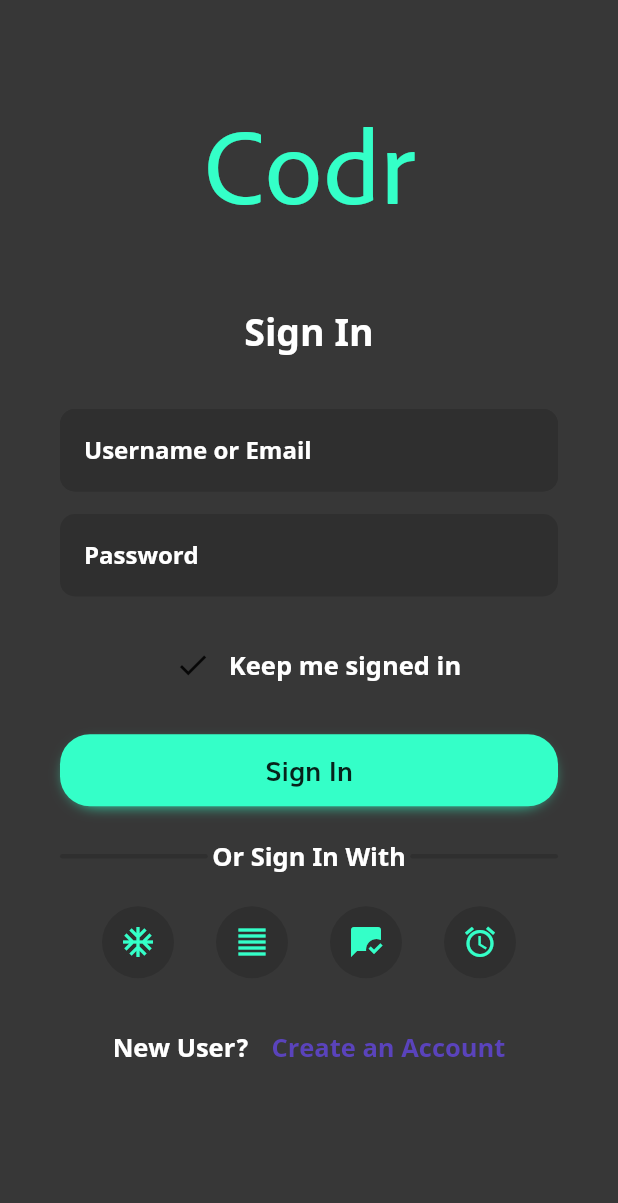
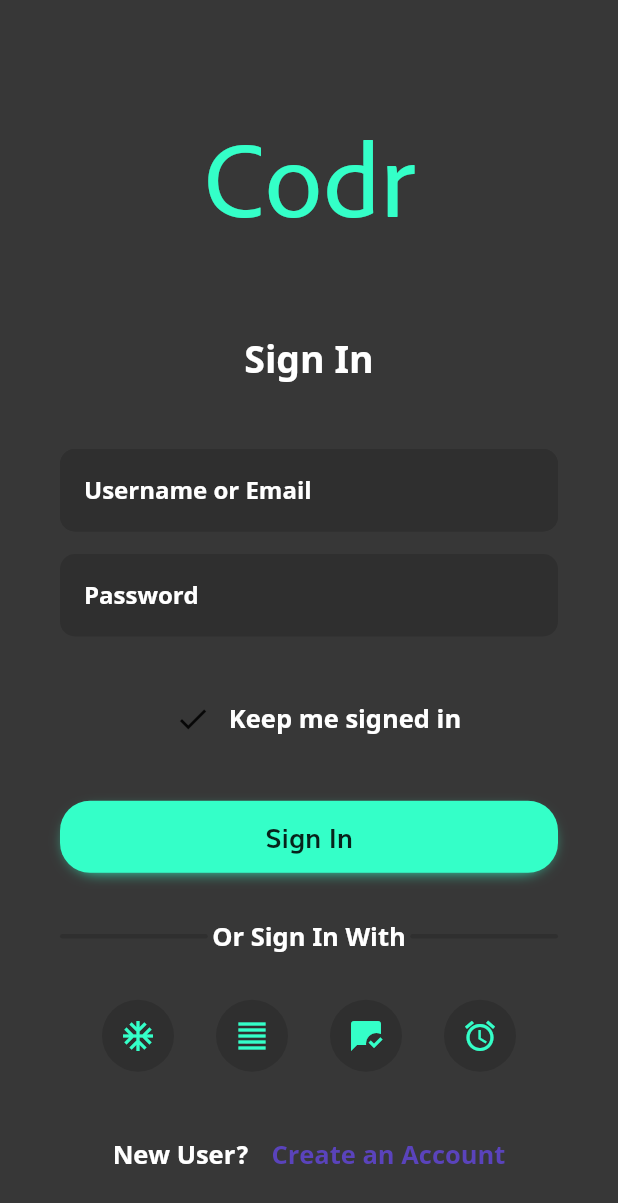
Before and after one commit to AkhilR0/Codr, a Flutter app: the screen it shows after launch, on a phone screen of 412 x 824 dp. Shown: the top 1203 px of the screen. Run offline on Flutter 3.47's test engine with Material 2 defaults, Android fonts, the phone set to English and light mode, and no system bars; our stand-ins replace firebase_auth, firebase_core, flutter_chips_input, font_awesome_flutter, google_sign_in; missing offline and left inert: flutter_facebook_auth, github_sign_in; accounts and stored records are empty.

Commit message:
debugged a bit more

```diff
--- a/lib/signIn.dart
+++ b/lib/signIn.dart
@@ -16,7 +16,7 @@
       appBar: AppBar(
           elevation: 0, backgroundColor: Theme.of(context).primaryColorLight),
       body: Padding(
-        padding: const EdgeInsets.only(right: 40.0, left: 40, bottom: 80),
+        padding: const EdgeInsets.only(right: 40.0, left: 40),
         child: Center(
             child: Column(
           mainAxisAlignment: MainAxisAlignment.spaceEvenly,
--- a/pubspec.yaml
+++ b/pubspec.yaml
@@ -15,7 +15,7 @@
   # Authorization
   google_sign_in: "^4.5.1"
   flutter_facebook_auth: ^2.0.0+1
-  sign_in_with_apple: ^2.5.2
+  # sign_in_with_apple: ^2.5.2
   github_sign_in: ^0.0.1
 
   # Firebase
```
Also changed, not shown: pubspec.lock, 13 other files.
